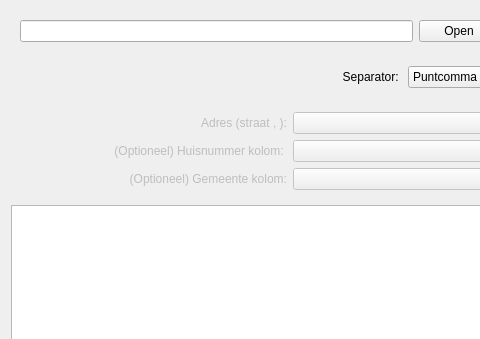
Before: the Qt Designer form ui_geopunt4QgisBatchGeoCode.ui in warrieka/geopunt4Qgis, drawn with Qt 5; both pictures show x 0 to 480 and y 0 to 339 of the 579 by 485 pixel window.
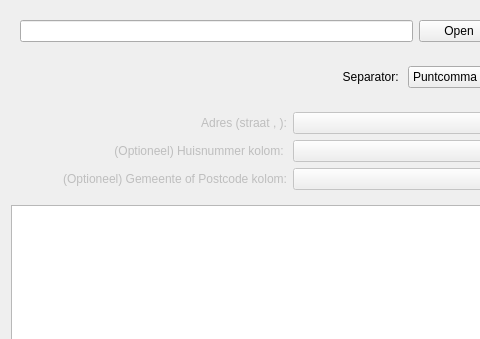
After: the same form once the commit is applied. Icons and pictures are not drawn.

```diff
--- a/ui_geopunt4QgisBatchGeoCode.ui
+++ b/ui_geopunt4QgisBatchGeoCode.ui
@@ -245,7 +245,7 @@
            </sizepolicy>
           </property>
           <property name="text">
-           <string>(Optioneel) Gemeente kolom:</string>
+           <string>(Optioneel) Gemeente of Postcode kolom:</string>
           </property>
           <property name="alignment">
            <set>Qt::AlignRight|Qt::AlignTrailing|Qt::AlignVCenter</set>
```
Left out of the diff: 7 changed lines with no effect on the pictures.
